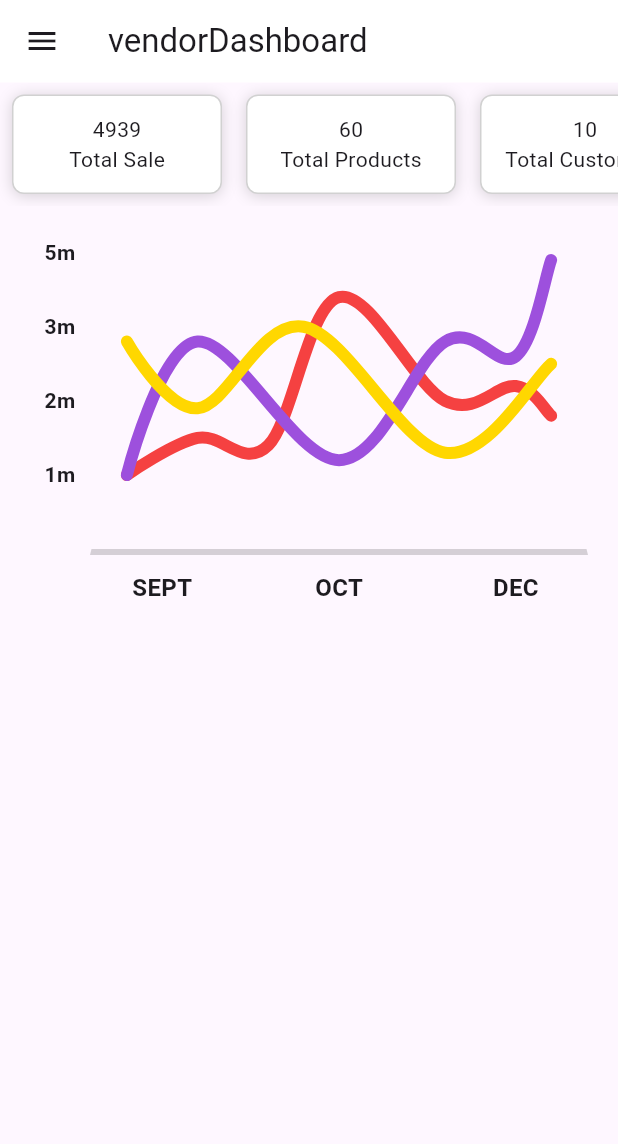
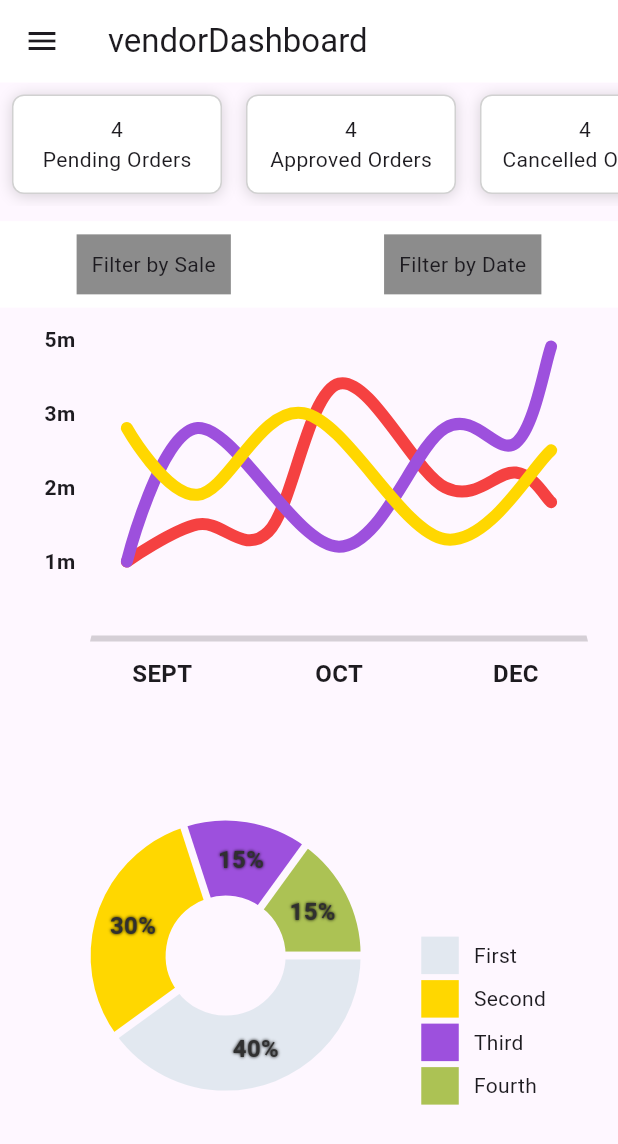
Before and after one commit to StrangerDeveloper/ismmart_vms, a Flutter app: the DashboardView screen opened by its route, on a phone screen of 412 x 824 dp. Shown: the top 1144 px of the screen. Run offline on Flutter 3.47's test engine with Material 3 defaults, Android fonts, the phone set to English and light mode, and no system bars; drawn by our look-alikes of fl_chart; our stand-ins replace cached_network_image, firebase_core, flutter_svg, get, get_storage, google_fonts and 1 more; accounts and stored records are empty; project files that could hold a hidden picture were left out.

Commit message:
dashboard: added filters and pie chart

```diff
--- a/lib/screens/dashboard/dashboard_view.dart
+++ b/lib/screens/dashboard/dashboard_view.dart
@@ -3,14 +3,11 @@ import 'package:flutter/material.dart';
 import 'package:get/get.dart';
 import 'package:ismmart_vms/helper/constants.dart';
 import 'package:ismmart_vms/screens/dashboard/dashboard_viewmodel.dart';
-import 'package:ismmart_vms/screens/dashboard/model/order_model.dart';
 import 'package:ismmart_vms/widgets/custom_appbar.dart';
 import 'package:ismmart_vms/widgets/custom_drawer.dart';
 
 import 'package:ismmart_vms/helper/languages/translations_key.dart' as langKey;
 import 'package:ismmart_vms/widgets/custom_text.dart';
-
-import '../../widgets/no_data_found.dart';
 
 class DashboardView extends StatelessWidget {
   DashboardView({super.key});
@@ -30,11 +27,12 @@ class DashboardView extends StatelessWidget {
               delegate: SliverChildListDelegate(
                 [
                   _orderStats(),
+                  //_divider(),
                   const SizedBox(height: 10),
+                  _filters(),
                   _saleChart(),
-                  const SizedBox(
-                    height: 20,
-                  ),
+                  const SizedBox(height: 20),
+                  _pieChart(),
                   // _divider(),
                   // _orders(),
                 ],
@@ -55,8 +53,35 @@ class DashboardView extends StatelessWidget {
         scrollDirection: Axis.horizontal,
         children: [
           _statsCard(
+            title: 'Pending Orders',
+            value: 4,
+            // onTap: () {},
+            // icon: Icons.cases_rounded,
+            // iconColor: const Color.fromARGB(255, 159, 107, 251),
+          ),
+          _statsCard(
+            title: 'Approved Orders',
+            value: 4,
+            // onTap: () {},
+            // icon: Icons.cases_rounded,
+            // iconColor: const Color.fromARGB(255, 159, 107, 251),
+          ),
+          _statsCard(
+            title: 'Cancelled Orders',
+            value: 4,
+            // onTap: () {},
+            // icon: Icons.cases_rounded,
+            // iconColor: const Color.fromARGB(255, 159, 107, 251),
+          ),
+          _statsCard(
             title: 'Total Sale',
-
+            value: 4939,
+            // onTap: () {},
+            // icon: Icons.cases_rounded,
+            // iconColor: const Color.fromARGB(255, 159, 107, 251),
+          ),
+          _statsCard(
+            title: 'Total Sale',
             value: 4939,
             // onTap: () {},
             // icon: Icons.cases_rounded,
@@ -70,6 +95,13 @@ class DashboardView extends StatelessWidget {
             // iconColor: const Color.fromARGB(255, 138, 246, 141),
           ),
           _statsCard(
+            title: 'Total Revenu',
+            value: 42399,
+            // onTap: () {},
+            // icon: Icons.data_array,
+            // iconColor: const Color.fromARGB(255, 245, 115, 10),
+          ),
+          _statsCard(
             title: 'Total Customers',
             value: 10,
             // onTap: () {},
@@ -77,12 +109,47 @@ class DashboardView extends StatelessWidget {
             // iconColor: const Color.fromARGB(255, 154, 158, 248),
           ),
           _statsCard(
-            title: 'Total Revenu',
-            value: 42399,
+            title: 'Total Traffic',
+            value: 7000,
             // onTap: () {},
             // icon: Icons.data_array,
             // iconColor: const Color.fromARGB(255, 245, 115, 10),
           ),
+        ],
+      ),
+    );
+  }
+
+  Widget _filters() {
+    return Container(
+      color: kWhiteColor,
+      height: Get.size.height * 0.07,
+      width: double.infinity,
+      child: Row(
+        mainAxisAlignment: MainAxisAlignment.spaceAround,
+        children: [
+          Container(
+            padding: const EdgeInsets.all(10),
+            decoration: const BoxDecoration(
+              shape: BoxShape.rectangle,
+              color: Colors.black45,
+            ),
+            child: const CustomText(
+              title: "Filter by Sale",
+              color: kWhiteColor,
+            ),
+          ),
+          Container(
+            padding: const EdgeInsets.all(10),
+            decoration: const BoxDecoration(
+              shape: BoxShape.rectangle,
+              color: Colors.black45,
+            ),
+            child: const CustomText(
+              title: "Filter by Date",
+              color: kWhiteColor,
+            ),
+          )
         ],
       ),
     );
@@ -125,67 +192,6 @@ class DashboardView extends StatelessWidget {
     );
   }
 
-  Widget _statsCard2({onTap, icon, iconColor, title, value}) {
-    return InkWell(
-      onTap: onTap,
-      child: Container(
-        height: 10,
-        padding: const EdgeInsets.fromLTRB(8, 4, 4, 4),
-        decoration: BoxDecoration(
-          color: kWhiteColor,
-          borderRadius: BorderRadius.circular(8),
-          border: Border.all(color: kLightGreyColor),
-          boxShadow: [
-            BoxShadow(
-              color: kPrimaryColor.withOpacity(0.2),
-              offset: const Offset(0, 1),
-              blurRadius: 8,
-            )
-          ],
-        ),
-        child: Row(
-          crossAxisAlignment: CrossAxisAlignment.center,
-          children: [
-            Container(
-              width: 40,
-              height: 40,
-              decoration: BoxDecoration(
-                  color: iconColor!.withOpacity(0.15), shape: BoxShape.circle),
-              child: Icon(
-                icon,
-                size: 22,
-                color: iconColor,
-              ),
-            ),
-            const SizedBox(width: 10),
-            Expanded(
-              child: Column(
-                mainAxisAlignment: MainAxisAlignment.center,
-                children: [
-                  CustomText(
-                    title: title ?? '',
-                    weight: FontWeight.w600,
-                    textAlign: TextAlign.center,
-                    size: 15,
-                  ),
-                  // isPriceWidget!
-                  //     ? CustomPriceWidget(title: "$value")
-                  //     :
-                  CustomText(
-                    title: "$value",
-                    weight: FontWeight.bold,
-                    textAlign: TextAlign.center,
-                    size: 20,
-                  ),
-                ],
-              ),
-            ),
-          ],
-        ),
-      ),
-    );
-  }
-
   Widget _saleChart() {
     return Container(
       padding: const EdgeInsets.all(20),
@@ -208,34 +214,199 @@ class DashboardView extends StatelessWidget {
     );
   }
 
-  Widget _divider() {
-    return Row(
+  Widget _pieChart() {
+    return Container(
+      padding: const EdgeInsets.all(20),
+      width: double.infinity,
+      height: AppConstant.getSize().height / 3,
+      child: Row(
         children: [
-        const Expanded(
-          child: Divider(
-            //color: newColorLightGrey,
-            thickness: 1,
+          const SizedBox(
+            height: 18,
+          ),
+          Expanded(
+            child: AspectRatio(
+              aspectRatio: 1.3,
+              child: PieChart(
+                PieChartData(
+                  pieTouchData: PieTouchData(
+                    touchCallback: (FlTouchEvent event, pieTouchResponse) {
+                      if (!event.isInterestedForInteractions ||
+                          pieTouchResponse == null ||
+                          pieTouchResponse.touchedSection == null) {
+                        viewModel.pieTouchIndex = -1;
+                        return;
+                      }
+                      viewModel.pieTouchIndex =
+                          pieTouchResponse.touchedSection!.touchedSectionIndex;
+                    },
+                  ),
+                  borderData: FlBorderData(
+                    show: false,
+                  ),
+                  sectionsSpace: 5,
+                  centerSpaceRadius: 40,
+                  sections: showingSections(),
+                ),
+
+                swapAnimationDuration:
+                    const Duration(milliseconds: 150), // Optional
+                swapAnimationCurve: Curves.linear,
               ),
             ),
-        Padding(
-          padding: const EdgeInsets.symmetric(horizontal: 10),
-          child: Text(
-            langKey.orderSummary.tr,
-            //style: newFontStyle4,
+          ),
+          Column(
+            mainAxisAlignment: MainAxisAlignment.end,
+            crossAxisAlignment: CrossAxisAlignment.start,
+            children: <Widget>[
+              _indicator(
+                color: kLightBlueColor,
+                text: 'First',
+                isSquare: true,
+              ),
+              const SizedBox(height: 4),
+              _indicator(
+                color: kGoldColor,
+                text: 'Second',
+                isSquare: true,
+              ),
+              const SizedBox(height: 4),
+              _indicator(
+                color: kPurpleColor,
+                text: 'Third',
+                isSquare: true,
+              ),
+              const SizedBox(height: 4),
+              _indicator(
+                color: kLimeGreenColor,
+                text: 'Fourth',
+                isSquare: true,
+              ),
+              const SizedBox(height: 18),
+            ],
+          ),
+          const SizedBox(width: 28),
+        ],
+      ),
+    );
+  }
+
+  Widget _indicator({color, text, bool? isSquare = false}) {
+    return Row(
+      mainAxisAlignment: MainAxisAlignment.spaceBetween,
+      children: [
+        Container(
+          width: 25,
+          height: 25,
+          decoration: BoxDecoration(
+            shape: isSquare! ? BoxShape.rectangle : BoxShape.circle,
+            color: color,
           ),
         ),
-        const Expanded(
-          child: Divider(
-            //color: newColorLightGrey,
-            thickness: 1,
+        const SizedBox(
+          width: 10,
         ),
+        CustomText(
+          title: text,
+          size: 12,
         ),
       ],
     );
   }
 
-  Widget _orders() {
-    return Obx(() => listView(list: viewModel.orderList));
+  List<PieChartSectionData> showingSections() {
+    return List.generate(4, (i) {
+      final isTouched = i == viewModel.pieTouchIndex;
+      final fontSize = isTouched ? 25.0 : 16.0;
+      final radius = isTouched ? 60.0 : 50.0;
+      const shadows = [Shadow(color: Colors.black, blurRadius: 2)];
+      switch (i) {
+        case 0:
+          return PieChartSectionData(
+            color: kLightBlueColor,
+            value: 40,
+            title: '40%',
+            radius: radius,
+            titleStyle: TextStyle(
+              fontSize: fontSize,
+              fontWeight: FontWeight.bold,
+              color: kPrimaryColor,
+              shadows: shadows,
+            ),
+          );
+        case 1:
+          return PieChartSectionData(
+            color: kGoldColor,
+            value: 30,
+            title: '30%',
+            radius: radius,
+            titleStyle: TextStyle(
+              fontSize: fontSize,
+              fontWeight: FontWeight.bold,
+              color: kPrimaryColor,
+              shadows: shadows,
+            ),
+          );
+        case 2:
+          return PieChartSectionData(
+            color: kPurpleColor,
+            value: 15,
+            title: '15%',
+            radius: radius,
+            titleStyle: TextStyle(
+              fontSize: fontSize,
+              fontWeight: FontWeight.bold,
+              color: kPrimaryColor,
+              shadows: shadows,
+            ),
+          );
+        case 3:
+          return PieChartSectionData(
+            color: kLimeGreenColor,
+            value: 15,
+            title: '15%',
+            radius: radius,
+            titleStyle: TextStyle(
+              fontSize: fontSize,
+              fontWeight: FontWeight.bold,
+              color: kPrimaryColor,
+              shadows: shadows,
+            ),
+          );
+        default:
+          throw Error();
+      }
+    });
+  }
+
+  // Widget _divider() {
+  //   return Row(
+  //     children: [
+  //       const Expanded(
+  //         child: Divider(
+  //           //color: newColorLightGrey,
+  //           thickness: 1,
+  //         ),
+  //       ),
+  //       Padding(
+  //         padding: const EdgeInsets.symmetric(horizontal: 10),
+  //         child: Text(
+  //           langKey.orderSummary.tr,
+  //           //style: newFontStyle4,
+  //         ),
+  //       ),
+  //       const Expanded(
+  //         child: Divider(
+  //           //color: newColorLightGrey,
+  //           thickness: 1,
+  //         ),
+  //       ),
+  //     ],
+  //   );
+  // }
+
+  // Widget _orders() {
+  //   return Obx(() => listView(list: viewModel.orderList));
 
   // return DefaultTabController(
   //   length: 3,
@@ -249,29 +420,29 @@ class DashboardView extends StatelessWidget {
   //     ),
   //   ),
   // );
-  }
+  // }
 
-  TabBar tabBar() {
-    return TabBar(
-      labelStyle: headline4,
-      isScrollable: true,
-      labelPadding: const EdgeInsets.symmetric(horizontal: 15),
-      labelColor: kPrimaryColor,
-      indicatorColor: kPrimaryColor,
-      tabs: [
-        Tab(text: langKey.pending.tr),
-        Tab(text: langKey.accepted.tr),
-        //Tab(text: langKey.shipped.tr),
-        //Tab(text: langKey.delivered.tr),
-        Tab(text: langKey.cancelled.tr),
-      ],
-    );
-  }
+  // TabBar tabBar() {
+  //   return TabBar(
+  //     labelStyle: headline4,
+  //     isScrollable: true,
+  //     labelPadding: const EdgeInsets.symmetric(horizontal: 15),
+  //     labelColor: kPrimaryColor,
+  //     indicatorColor: kPrimaryColor,
+  //     tabs: [
+  //       Tab(text: langKey.pending.tr),
+  //       Tab(text: langKey.accepted.tr),
+  //       //Tab(text: langKey.shipped.tr),
+  //       //Tab(text: langKey.delivered.tr),
+  //       Tab(text: langKey.cancelled.tr),
+  //     ],
+  //   );
+  // }
 
-  Widget tabBarView() {
-    return const Expanded(
-      child: TabBarView(
-        children: [
+  // Widget tabBarView() {
+  //   return const Expanded(
+  //     child: TabBarView(
+  //       children: [
   // Obx(
   //   () => listView(
   //     list: viewModel.pendingOrderList,
@@ -287,87 +458,87 @@ class DashboardView extends StatelessWidget {
   //     list: viewModel.cancelledOrderList,
   //   ),
   // ),
-        ],
-      ),
-    );
+  //     ],
+  //   ),
+  // );
+  // }
+
+  // Widget listView({required List<OrderModel> list}) {
+  //   return list.isNotEmpty
+  //       ? ListView.builder(
+  //           shrinkWrap: true,
+  //           physics: const NeverScrollableScrollPhysics(),
+  //           itemCount: list.length,
+  //           itemBuilder: (context, index) {
+  //             return _orderListItem(
+  //               orderModel: list[index],
+  //             );
+  //           },
+  //         )
+  //       : NoDataFound(text: langKey.noOrderFound.tr);
+  // }
+
+  // Widget _orderListItem({OrderModel? orderModel}) {
+  //   return Padding(
+  //     padding: const EdgeInsets.all(8.0),
+  //     child: Container(
+  //       decoration: BoxDecoration(
+  //         borderRadius: BorderRadius.circular(6),
+  //         color: Colors.white,
+  //         boxShadow: [
+  //           BoxShadow(
+  //             color: Colors.grey.shade300,
+  //             offset: const Offset(1, 1),
+  //             blurRadius: 5,
+  //             spreadRadius: 2,
+  //           )
+  //         ],
+  //       ),
+  //       child: Padding(
+  //         padding: const EdgeInsets.all(8.0),
+  //         child: Column(
+  //           mainAxisAlignment: MainAxisAlignment.start,
+  //           crossAxisAlignment: CrossAxisAlignment.start,
+  //           children: [
+  //             Row(
+  //               children: [
+  //                 CustomText(
+  //                   title: '${langKey.order.tr} #${orderModel!.id}',
+  //                   style: headline3,
+  //                 ),
+  //                 const SizedBox(width: 10),
+  //                 if (orderModel.status != null)
+  //                   CustomText(
+  //                     title: orderModel.status?.capitalizeFirst ?? "",
+  //                     weight: FontWeight.w600,
+  //                     color: AppConstant.getStatusColor(orderModel),
+  //                   ),
+  //               ],
+  //             ),
+  //             RichText(
+  //               text: TextSpan(children: [
+  //                 const TextSpan(
+  //                     text: "Total Price:  ",
+  //                     style: TextStyle(color: kPrimaryColor)),
+  //                 TextSpan(
+  //                     text: "${orderModel.totalPrice}",
+  //                     style: const TextStyle(color: kPrimaryColor)),
+  //               ]),
+  //             ),
+  //             RichText(
+  //               text: TextSpan(children: [
+  //                 const TextSpan(
+  //                     text: "Total Shipping:  ",
+  //                     style: TextStyle(color: kPrimaryColor)),
+  //                 TextSpan(
+  //                     text: "${orderModel.shippingPrice}",
+  //                     style: const TextStyle(color: kPrimaryColor)),
+  //               ]),
+  //             )
+  //           ],
+  //         ),
+  //       ),
+  //     ),
+  //   );
+  // }
 }
-
-  Widget listView({required List<OrderModel> list}) {
-    return list.isNotEmpty
-        ? ListView.builder(
-            shrinkWrap: true,
-            physics: const NeverScrollableScrollPhysics(),
-            itemCount: list.length,
-            itemBuilder: (context, index) {
-              return _orderListItem(
-                orderModel: list[index],
-              );
-            },
-          )
-        : NoDataFound(text: langKey.noOrderFound.tr);
-  }
-
-  Widget _orderListItem({OrderModel? orderModel}) {
-    return Padding(
-      padding: const EdgeInsets.all(8.0),
-      child: Container(
-        decoration: BoxDecoration(
-          borderRadius: BorderRadius.circular(6),
-          color: Colors.white,
-          boxShadow: [
-            BoxShadow(
-              color: Colors.grey.shade300,
-              offset: const Offset(1, 1),
-              blurRadius: 5,
-              spreadRadius: 2,
-            )
-          ],
-        ),
-        child: Padding(
-          padding: const EdgeInsets.all(8.0),
-          child: Column(
-            mainAxisAlignment: MainAxisAlignment.start,
-            crossAxisAlignment: CrossAxisAlignment.start,
-            children: [
-              Row(
-                children: [
-                  CustomText(
-                    title: '${langKey.order.tr} #${orderModel!.id}',
-                    style: headline3,
-                  ),
-                  const SizedBox(width: 10),
-                  if (orderModel.status != null)
-                    CustomText(
-                      title: orderModel.status?.capitalizeFirst ?? "",
-                      weight: FontWeight.w600,
-                      color: AppConstant.getStatusColor(orderModel),
-                    ),
-                ],
-              ),
-              RichText(
-                text: TextSpan(children: [
-                  const TextSpan(
-                      text: "Total Price:  ",
-                      style: TextStyle(color: kPrimaryColor)),
-                  TextSpan(
-                      text: "${orderModel.totalPrice}",
-                      style: const TextStyle(color: kPrimaryColor)),
-                ]),
-              ),
-              RichText(
-                text: TextSpan(children: [
-                  const TextSpan(
-                      text: "Total Shipping:  ",
-                      style: TextStyle(color: kPrimaryColor)),
-                  TextSpan(
-                      text: "${orderModel.shippingPrice}",
-                      style: const TextStyle(color: kPrimaryColor)),
-                ]),
-              )
-            ],
-          ),
-        ),
-      ),
-    );
-  }
-}
--- a/lib/screens/dashboard/dashboard_viewmodel.dart
+++ b/lib/screens/dashboard/dashboard_viewmodel.dart
@@ -8,6 +8,8 @@ class DashboardViewModel extends GetxController {
   List<OrderModel> orderList = <OrderModel>[].obs;
   List<OrderModel> approvedOrderList = <OrderModel>[].obs;
   List<OrderModel> cancelledOrderList = <OrderModel>[].obs;
+
+  var pieTouchIndex = -1.obs;
 
   @override
   void onReady() {
```
Lines whose indentation alone changed are shown as unchanged.
